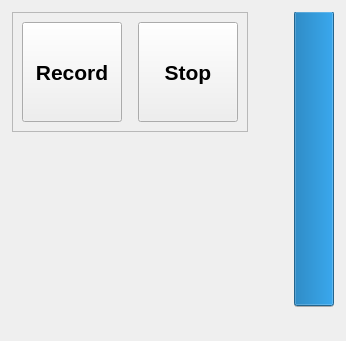
This is audio/resources/recordingtab.ui in springermac/audio as Qt 5 draws it before an edit. The edited form follows.
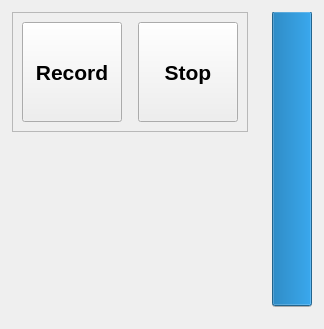
This is the edited form.

Diff of the .ui file:
```diff
--- a/audio/resources/recordingtab.ui
+++ b/audio/resources/recordingtab.ui
@@ -6,8 +6,8 @@
    <rect>
     <x>0</x>
     <y>0</y>
-    <width>346</width>
-    <height>341</height>
+    <width>324</width>
+    <height>329</height>
    </rect>
   </property>
   <property name="windowTitle">
```
Left out of the diff: 4 changed lines with no effect on the pictures.
